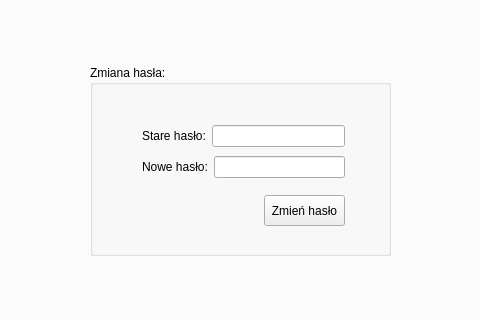
Old version of the form glowneokno.ui in the repository maciuk10/Gabinet_v1_0_0_Projekt; both pictures show x 341 to 821 and y 218 to 538 of the 935 by 692 pixel window.
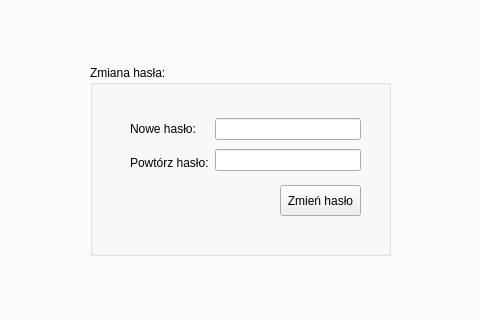
New version of the form. The open tabs and pages were chosen to show the change. Icons and pictures are not drawn. Custom widgets are drawn as their Qt base class.

```diff
--- a/glowneokno.ui
+++ b/glowneokno.ui
@@ -2103,8 +2103,8 @@
         <widget class="QPushButton" name="pushButton_12">
          <property name="geometry">
           <rect>
-           <x>174</x>
-           <y>130</y>
+           <x>190</x>
+           <y>120</y>
            <width>81</width>
            <height>31</height>
           </rect>
@@ -2116,47 +2116,55 @@
           <string>Zmień hasło</string>
          </property>
         </widget>
-        <widget class="QWidget" name="layoutWidget_3">
+        <widget class="QWidget" name="">
          <property name="geometry">
           <rect>
-           <x>52</x>
-           <y>57</y>
-           <width>203</width>
+           <x>40</x>
+           <y>50</y>
+           <width>231</width>
            <height>61</height>
           </rect>
          </property>
-         <layout class="QVBoxLayout" name="verticalLayout_7">
+         <layout class="QHBoxLayout" name="horizontalLayout_14">
           <item>
-           <layout class="QHBoxLayout" name="horizontalLayout_15">
+           <layout class="QVBoxLayout" name="verticalLayout_7">
             <item>
              <widget class="QLabel" name="label_28">
               <property name="styleSheet">
                <string notr="true"/>
               </property>
               <property name="text">
-               <string>Stare hasło:</string>
-              </property>
-             </widget>
-            </item>
-            <item>
-             <widget class="QLineEdit" name="lineEdit_16"/>
-            </item>
-           </layout>
-          </item>
-          <item>
-           <layout class="QHBoxLayout" name="horizontalLayout_14">
-            <item>
-             <widget class="QLabel" name="label_29">
-              <property name="styleSheet">
-               <string notr="true"/>
-              </property>
-              <property name="text">
                <string>Nowe hasło:</string>
               </property>
              </widget>
             </item>
             <item>
-             <widget class="QLineEdit" name="lineEdit_17"/>
+             <widget class="QLabel" name="label_29">
+              <property name="styleSheet">
+               <string notr="true"/>
+              </property>
+              <property name="text">
+               <string>Powtórz hasło:</string>
+              </property>
+             </widget>
+            </item>
+           </layout>
+          </item>
+          <item>
+           <layout class="QVBoxLayout" name="verticalLayout_28">
+            <item>
+             <widget class="QLineEdit" name="newPass">
+              <property name="echoMode">
+               <enum>QLineEdit::Password</enum>
+              </property>
+             </widget>
+            </item>
+            <item>
+             <widget class="QLineEdit" name="oldPass">
+              <property name="echoMode">
+               <enum>QLineEdit::Password</enum>
+              </property>
+             </widget>
             </item>
            </layout>
           </item>
```
Left out of the diff: 41 changed lines with no effect on the pictures.
